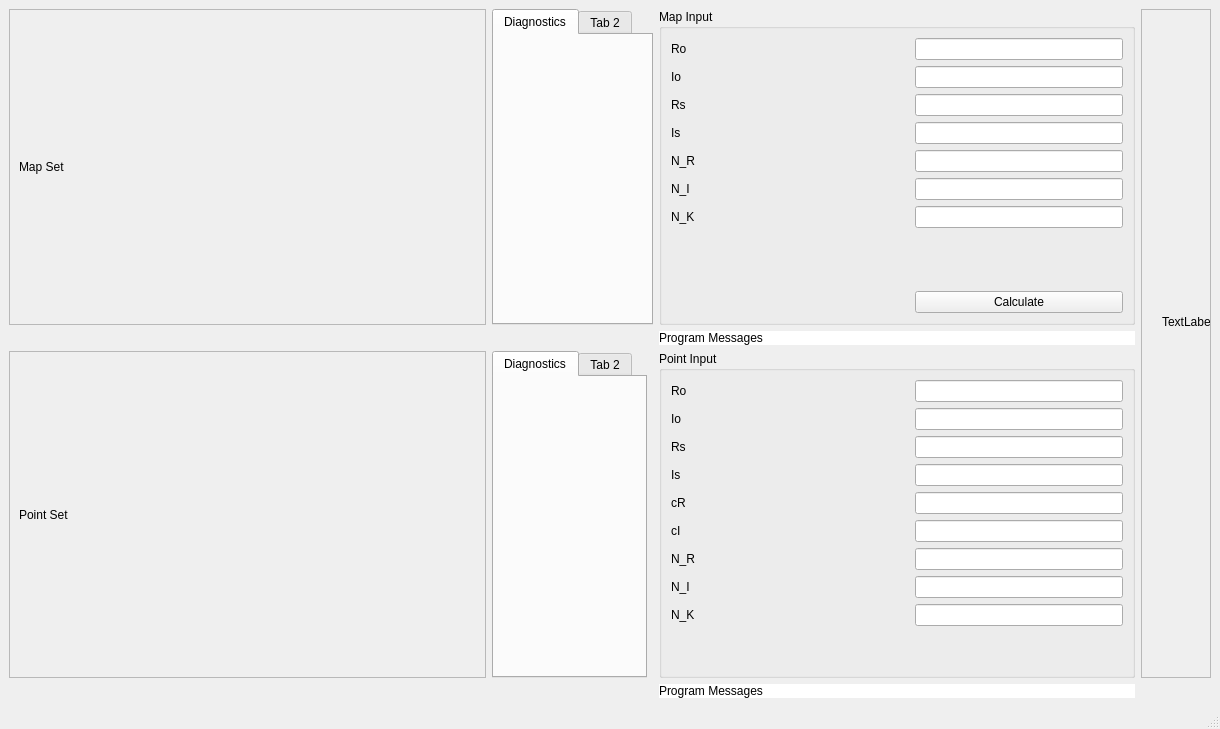
jgilbert314/FractalExplorer, file MyUI/MyUI/imageviewer.ui: the form before one commit.
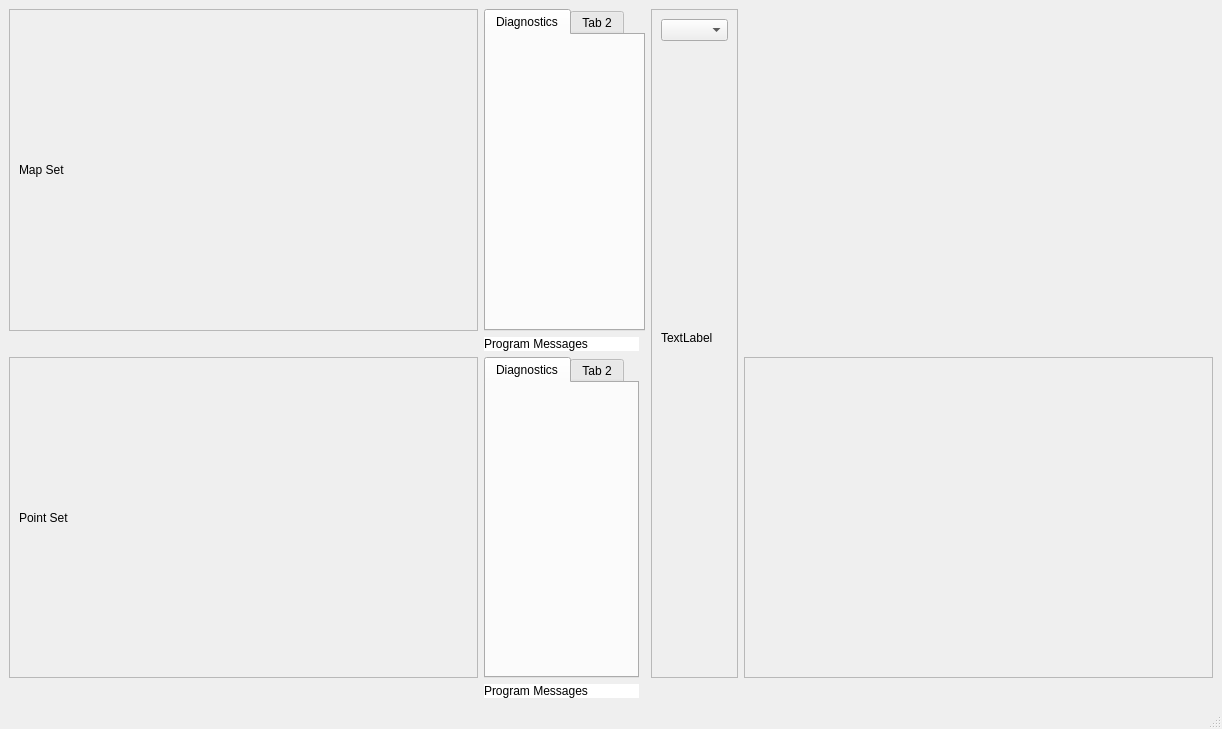
The form after the commit.

What changed in the file:
```diff
--- a/MyUI/MyUI/imageviewer.ui
+++ b/MyUI/MyUI/imageviewer.ui
@@ -6,7 +6,7 @@
    <rect>
     <x>0</x>
     <y>0</y>
-    <width>1220</width>
+    <width>1222</width>
     <height>729</height>
    </rect>
   </property>
@@ -24,20 +24,137 @@
     <bool>true</bool>
    </property>
    <layout class="QGridLayout" name="gridLayout_2">
-    <item row="2" column="3">
-     <widget class="QLabel" name="label_outputM">
-      <property name="autoFillBackground">
+    <item row="1" column="4" rowspan="3">
+     <widget class="QScrollArea" name="scrollArea">
+      <property name="sizePolicy">
+       <sizepolicy hsizetype="Preferred" vsizetype="Preferred">
+        <horstretch>0</horstretch>
+        <verstretch>0</verstretch>
+       </sizepolicy>
+      </property>
+      <property name="widgetResizable">
        <bool>false</bool>
       </property>
-      <property name="styleSheet">
-       <string notr="true">background-color: rgb(255, 255, 255);</string>
+      <widget class="QWidget" name="scrollAreaWidgetContents">
+       <property name="geometry">
+        <rect>
+         <x>0</x>
+         <y>0</y>
+         <width>85</width>
+         <height>628</height>
+        </rect>
+       </property>
+       <layout class="QVBoxLayout" name="verticalLayout">
+        <item>
+         <widget class="QComboBox" name="comboBox">
+          <property name="editable">
+           <bool>false</bool>
+          </property>
+         </widget>
+        </item>
+        <item>
+         <widget class="QLabel" name="label_colourPalette">
+          <property name="sizePolicy">
+           <sizepolicy hsizetype="Preferred" vsizetype="Preferred">
+            <horstretch>0</horstretch>
+            <verstretch>0</verstretch>
+           </sizepolicy>
+          </property>
+          <property name="autoFillBackground">
+           <bool>true</bool>
+          </property>
+          <property name="text">
+           <string>TextLabel</string>
+          </property>
+          <property name="scaledContents">
+           <bool>true</bool>
+          </property>
+         </widget>
+        </item>
+       </layout>
+      </widget>
+     </widget>
+    </item>
+    <item row="1" column="0">
+     <widget class="QScrollArea" name="scrollAreaM">
+      <property name="widgetResizable">
+       <bool>true</bool>
       </property>
-      <property name="text">
-       <string>Program Messages</string>
+      <widget class="QWidget" name="labelM">
+       <property name="enabled">
+        <bool>true</bool>
+       </property>
+       <property name="geometry">
+        <rect>
+         <x>0</x>
+         <y>0</y>
+         <width>466</width>
+         <height>306</height>
+        </rect>
+       </property>
+       <property name="mouseTracking">
+        <bool>true</bool>
+       </property>
+       <layout class="QHBoxLayout" name="horizontalLayout">
+        <item>
+         <widget class="QLabel" name="imageLabelM">
+          <property name="sizePolicy">
+           <sizepolicy hsizetype="Preferred" vsizetype="Preferred">
+            <horstretch>0</horstretch>
+            <verstretch>0</verstretch>
+           </sizepolicy>
+          </property>
+          <property name="autoFillBackground">
+           <bool>true</bool>
+          </property>
+          <property name="text">
+           <string>Map Set</string>
+          </property>
+          <property name="scaledContents">
+           <bool>true</bool>
+          </property>
+         </widget>
+        </item>
+       </layout>
+      </widget>
+     </widget>
+    </item>
+    <item row="3" column="0">
+     <widget class="QScrollArea" name="scrollAreaP">
+      <property name="widgetResizable">
+       <bool>true</bool>
       </property>
+      <widget class="QWidget" name="labelP">
+       <property name="geometry">
+        <rect>
+         <x>0</x>
+         <y>0</y>
+         <width>466</width>
+         <height>305</height>
+        </rect>
+       </property>
+       <property name="mouseTracking">
+        <bool>true</bool>
+       </property>
+       <layout class="QHBoxLayout" name="horizontalLayout_2">
+        <item>
+         <widget class="QLabel" name="imageLabelP">
+          <property name="autoFillBackground">
+           <bool>true</bool>
+          </property>
+          <property name="text">
+           <string>Point Set</string>
+          </property>
+          <property name="scaledContents">
+           <bool>true</bool>
+          </property>
+         </widget>
+        </item>
+       </layout>
+      </widget>
      </widget>
     </item>
-    <item row="4" column="3">
+    <item row="4" column="1">
      <widget class="QLabel" name="label_outputP">
       <property name="autoFillBackground">
        <bool>false</bool>
@@ -50,6 +167,19 @@
       </property>
      </widget>
     </item>
+    <item row="1" column="5">
+     <spacer name="horizontalSpacer">
+      <property name="orientation">
+       <enum>Qt::Horizontal</enum>
+      </property>
+      <property name="sizeHint" stdset="0">
+       <size>
+        <width>40</width>
+        <height>20</height>
+       </size>
+      </property>
+     </spacer>
+    </item>
     <item row="1" column="1" colspan="2">
      <widget class="QTabWidget" name="tabWidget">
       <property name="sizePolicy">
@@ -176,289 +306,6 @@
       </widget>
      </widget>
     </item>
-    <item row="1" column="3">
-     <widget class="QGroupBox" name="groupBoxM">
-      <property name="title">
-       <string>Map Input</string>
-      </property>
-      <layout class="QGridLayout" name="gridLayout">
-       <item row="0" column="1">
-        <widget class="QLabel" name="label_M_Ro">
-         <property name="mouseTracking">
-          <bool>false</bool>
-         </property>
-         <property name="toolTip">
-          <string extracomment="Center of real axis"/>
-         </property>
-         <property name="whatsThis">
-          <string>Real origin</string>
-         </property>
-         <property name="text">
-          <string>Ro</string>
-         </property>
-        </widget>
-       </item>
-       <item row="2" column="3">
-        <widget class="QLineEdit" name="lineEdit_M_Rs">
-         <property name="cursorMoveStyle">
-          <enum>Qt::LogicalMoveStyle</enum>
-         </property>
-        </widget>
-       </item>
-       <item row="3" column="1">
-        <widget class="QLabel" name="label_M_Is">
-         <property name="text">
-          <string>Is</string>
-         </property>
-        </widget>
-       </item>
-       <item row="4" column="3">
-        <widget class="QLineEdit" name="lineEdit_M_NR"/>
-       </item>
-       <item row="7" column="1">
-        <spacer name="verticalSpacer">
-         <property name="orientation">
-          <enum>Qt::Vertical</enum>
-         </property>
-         <property name="sizeHint" stdset="0">
-          <size>
-           <width>20</width>
-           <height>40</height>
-          </size>
-         </property>
-        </spacer>
-       </item>
-       <item row="6" column="1">
-        <widget class="QLabel" name="label_M_NK">
-         <property name="text">
-          <string>N_K</string>
-         </property>
-        </widget>
-       </item>
-       <item row="2" column="2">
-        <widget class="QLabel" name="label_M_RsV">
-         <property name="sizePolicy">
-          <sizepolicy hsizetype="Ignored" vsizetype="Preferred">
-           <horstretch>0</horstretch>
-           <verstretch>0</verstretch>
-          </sizepolicy>
-         </property>
-         <property name="whatsThis">
-          <string>Real span value</string>
-         </property>
-         <property name="text">
-          <string>&lt;NULL&gt;</string>
-         </property>
-        </widget>
-       </item>
-       <item row="5" column="2">
-        <widget class="QLabel" name="label_M_NIV">
-         <property name="sizePolicy">
-          <sizepolicy hsizetype="Expanding" vsizetype="Preferred">
-           <horstretch>0</horstretch>
-           <verstretch>0</verstretch>
-          </sizepolicy>
-         </property>
-         <property name="whatsThis">
-          <string>Imaginary resolution value</string>
-         </property>
-         <property name="text">
-          <string>&lt;NULL&gt;</string>
-         </property>
-        </widget>
-       </item>
-       <item row="1" column="2">
-        <widget class="QLabel" name="label_M_IoV">
-         <property name="sizePolicy">
-          <sizepolicy hsizetype="Ignored" vsizetype="Preferred">
-           <horstretch>0</horstretch>
-           <verstretch>0</verstretch>
-          </sizepolicy>
-         </property>
-         <property name="whatsThis">
-          <string>Imaginary origin value</string>
-         </property>
-         <property name="text">
-          <string>&lt;NULL&gt;</string>
-         </property>
-        </widget>
-       </item>
-       <item row="1" column="3">
-        <widget class="QLineEdit" name="lineEdit_M_Io">
-         <property name="cursorMoveStyle">
-          <enum>Qt::LogicalMoveStyle</enum>
-         </property>
-        </widget>
-       </item>
-       <item row="3" column="3">
-        <widget class="QLineEdit" name="lineEdit_M_Is"/>
-       </item>
-       <item row="6" column="3">
-        <widget class="QLineEdit" name="lineEdit_M_NK"/>
-       </item>
-       <item row="11" column="3">
-        <widget class="QPushButton" name="updateButton">
-         <property name="text">
-          <string>Calculate</string>
-         </property>
-        </widget>
-       </item>
-       <item row="5" column="1">
-        <widget class="QLabel" name="label_M_NI">
-         <property name="text">
-          <string>N_I</string>
-         </property>
-        </widget>
-       </item>
-       <item row="4" column="2">
-        <widget class="QLabel" name="label_M_NRV">
-         <property name="sizePolicy">
-          <sizepolicy hsizetype="Expanding" vsizetype="Preferred">
-           <horstretch>0</horstretch>
-           <verstretch>0</verstretch>
-          </sizepolicy>
-         </property>
-         <property name="whatsThis">
-          <string>Real resolution value</string>
-         </property>
-         <property name="text">
-          <string>&lt;NULL&gt;</string>
-         </property>
-        </widget>
-       </item>
-       <item row="2" column="1">
-        <widget class="QLabel" name="label_M_Rs">
-         <property name="text">
-          <string>Rs</string>
-         </property>
-        </widget>
-       </item>
-       <item row="6" column="2">
-        <widget class="QLabel" name="label_M_NKV">
-         <property name="sizePolicy">
-          <sizepolicy hsizetype="Expanding" vsizetype="Preferred">
-           <horstretch>0</horstretch>
-           <verstretch>0</verstretch>
-          </sizepolicy>
-         </property>
-         <property name="whatsThis">
-          <string>Iteration value</string>
-         </property>
-         <property name="text">
-          <string>&lt;NULL&gt;</string>
-         </property>
-        </widget>
-       </item>
-       <item row="5" column="3">
-        <widget class="QLineEdit" name="lineEdit_M_NI"/>
-       </item>
-       <item row="3" column="2">
-        <widget class="QLabel" name="label_M_IsV">
-         <property name="sizePolicy">
-          <sizepolicy hsizetype="Ignored" vsizetype="Preferred">
-           <horstretch>0</horstretch>
-           <verstretch>0</verstretch>
-          </sizepolicy>
-         </property>
-         <property name="whatsThis">
-          <string>Imaginary span value</string>
-         </property>
-         <property name="text">
-          <string>&lt;NULL&gt;</string>
-         </property>
-        </widget>
-       </item>
-       <item row="0" column="3">
-        <widget class="QLineEdit" name="lineEdit_M_Ro">
-         <property name="cursorMoveStyle">
-          <enum>Qt::LogicalMoveStyle</enum>
-         </property>
-        </widget>
-       </item>
-       <item row="0" column="2">
-        <widget class="QLabel" name="label_M_RoV">
-         <property name="sizePolicy">
-          <sizepolicy hsizetype="Ignored" vsizetype="Preferred">
-           <horstretch>0</horstretch>
-           <verstretch>0</verstretch>
-          </sizepolicy>
-         </property>
-         <property name="whatsThis">
-          <string>Real origin value</string>
-         </property>
-         <property name="text">
-          <string>&lt;NULL&gt;</string>
-         </property>
-         <property name="scaledContents">
-          <bool>false</bool>
-         </property>
-        </widget>
-       </item>
-       <item row="1" column="1">
-        <widget class="QLabel" name="label_M_Io">
-         <property name="text">
-          <string>Io</string>
-         </property>
-        </widget>
-       </item>
-       <item row="4" column="1">
-        <widget class="QLabel" name="label_M_NR">
-         <property name="text">
-          <string>N_R</string>
-         </property>
-        </widget>
-       </item>
-      </layout>
-     </widget>
-    </item>
-    <item row="1" column="4" rowspan="3">
-     <widget class="QScrollArea" name="scrollArea">
-      <property name="sizePolicy">
-       <sizepolicy hsizetype="Preferred" vsizetype="Expanding">
-        <horstretch>0</horstretch>
-        <verstretch>0</verstretch>
-       </sizepolicy>
-      </property>
-      <property name="widgetResizable">
-       <bool>true</bool>
-      </property>
-      <widget class="QWidget" name="scrollAreaWidgetContents">
-       <property name="geometry">
-        <rect>
-         <x>0</x>
-         <y>0</y>
-         <width>68</width>
-         <height>642</height>
-        </rect>
-       </property>
-       <widget class="QLabel" name="label_colourPalette">
-        <property name="geometry">
-         <rect>
-          <x>20</x>
-          <y>21</y>
-          <width>311</width>
-          <height>581</height>
-         </rect>
-        </property>
-        <property name="sizePolicy">
-         <sizepolicy hsizetype="Ignored" vsizetype="Ignored">
-          <horstretch>0</horstretch>
-          <verstretch>0</verstretch>
-         </sizepolicy>
-        </property>
-        <property name="autoFillBackground">
-         <bool>true</bool>
-        </property>
-        <property name="text">
-         <string>TextLabel</string>
-        </property>
-        <property name="scaledContents">
-         <bool>true</bool>
-        </property>
-       </widget>
-      </widget>
-     </widget>
-    </item>
     <item row="3" column="1">
      <widget class="QTabWidget" name="tabWidget_2">
       <property name="sizePolicy">
@@ -582,339 +429,27 @@
       </widget>
      </widget>
     </item>
-    <item row="3" column="0">
-     <widget class="QScrollArea" name="scrollAreaP">
-      <property name="widgetResizable">
-       <bool>true</bool>
+    <item row="2" column="1">
+     <widget class="QLabel" name="label_outputM">
+      <property name="autoFillBackground">
+       <bool>false</bool>
       </property>
-      <widget class="QWidget" name="labelP">
-       <property name="geometry">
-        <rect>
-         <x>0</x>
-         <y>0</y>
-         <width>465</width>
-         <height>321</height>
-        </rect>
-       </property>
-       <property name="mouseTracking">
-        <bool>true</bool>
-       </property>
-       <layout class="QHBoxLayout" name="horizontalLayout_2">
-        <item>
-         <widget class="QLabel" name="imageLabelP">
-          <property name="autoFillBackground">
-           <bool>true</bool>
-          </property>
-          <property name="text">
-           <string>Point Set</string>
-          </property>
-          <property name="scaledContents">
-           <bool>true</bool>
-          </property>
-         </widget>
-        </item>
-       </layout>
-      </widget>
-     </widget>
-    </item>
-    <item row="3" column="3">
-     <widget class="QGroupBox" name="groupBoxP">
-      <property name="title">
-       <string>Point Input</string>
+      <property name="styleSheet">
+       <string notr="true">background-color: rgb(255, 255, 255);</string>
       </property>
-      <layout class="QGridLayout" name="gridLayout_4">
-       <item row="0" column="2">
-        <widget class="QLineEdit" name="lineEdit_P_Ro"/>
-       </item>
-       <item row="0" column="1">
-        <widget class="QLabel" name="label_P_RoV">
-         <property name="sizePolicy">
-          <sizepolicy hsizetype="Ignored" vsizetype="Preferred">
-           <horstretch>0</horstretch>
-           <verstretch>0</verstretch>
-          </sizepolicy>
-         </property>
-         <property name="whatsThis">
-          <string>Real origin value</string>
-         </property>
-         <property name="text">
-          <string>&lt;NULL&gt;</string>
-         </property>
-        </widget>
-       </item>
-       <item row="8" column="1">
-        <widget class="QLabel" name="label_P_NKV">
-         <property name="sizePolicy">
-          <sizepolicy hsizetype="Expanding" vsizetype="Preferred">
-           <horstretch>0</horstretch>
-           <verstretch>0</verstretch>
-          </sizepolicy>
-         </property>
-         <property name="whatsThis">
-          <string>Iteration value</string>
-         </property>
-         <property name="text">
-          <string>&lt;NULL&gt;</string>
-         </property>
-        </widget>
-       </item>
-       <item row="3" column="0">
-        <widget class="QLabel" name="label_P_Is">
-         <property name="text">
-          <string>Is</string>
-         </property>
-        </widget>
-       </item>
-       <item row="3" column="1">
-        <widget class="QLabel" name="label_P_IsV">
-         <property name="sizePolicy">
-          <sizepolicy hsizetype="Ignored" vsizetype="Preferred">
-           <horstretch>0</horstretch>
-           <verstretch>0</verstretch>
-          </sizepolicy>
-         </property>
-         <property name="whatsThis">
-          <string>Imaginary span value</string>
-         </property>
-         <property name="text">
-          <string>&lt;NULL&gt;</string>
-         </property>
-        </widget>
-       </item>
-       <item row="8" column="2">
-        <widget class="QLineEdit" name="lineEdit_P_NK"/>
-       </item>
-       <item row="7" column="0">
-        <widget class="QLabel" name="label_NI">
-         <property name="text">
-          <string>N_I</string>
-         </property>
-        </widget>
-       </item>
-       <item row="6" column="2">
-        <widget class="QLineEdit" name="lineEdit_P_NR"/>
-       </item>
-       <item row="4" column="0">
-        <widget class="QLabel" name="label_P_cR">
-         <property name="text">
-          <string>cR</string>
-         </property>
-        </widget>
-       </item>
-       <item row="4" column="2">
-        <widget class="QLineEdit" name="lineEdit_P_cR"/>
-       </item>
-       <item row="7" column="1">
-        <widget class="QLabel" name="label_P_NIV">
-         <property name="sizePolicy">
-          <sizepolicy hsizetype="Expanding" vsizetype="Preferred">
-           <horstretch>0</horstretch>
-           <verstretch>0</verstretch>
-          </sizepolicy>
-         </property>
-         <property name="whatsThis">
-          <string>Imaginary resolution value</string>
-         </property>
-         <property name="text">
-          <string>&lt;NULL&gt;</string>
-         </property>
-        </widget>
-       </item>
-       <item row="1" column="2">
-        <widget class="QLineEdit" name="lineEdit_P_Io"/>
-       </item>
-       <item row="6" column="1">
-        <widget class="QLabel" name="label_P_NRV">
-         <property name="sizePolicy">
-          <sizepolicy hsizetype="Expanding" vsizetype="Preferred">
-           <horstretch>0</horstretch>
-           <verstretch>0</verstretch>
-          </sizepolicy>
-         </property>
-         <property name="whatsThis">
-          <string>Real resolution value</string>
-         </property>
-         <property name="text">
-          <string>&lt;NULL&gt;</string>
-         </property>
-        </widget>
-       </item>
-       <item row="4" column="1">
-        <widget class="QLabel" name="label_P_CrV">
-         <property name="sizePolicy">
-          <sizepolicy hsizetype="Ignored" vsizetype="Preferred">
-           <horstretch>0</horstretch>
-           <verstretch>0</verstretch>
-          </sizepolicy>
-         </property>
-         <property name="whatsThis">
-          <string>Real comp value</string>
-         </property>
-         <property name="text">
-          <string>&lt;NULL&gt;</string>
-         </property>
-        </widget>
-       </item>
-       <item row="3" column="2">
-        <widget class="QLineEdit" name="lineEdit_P_Is"/>
-       </item>
-       <item row="2" column="2">
-        <widget class="QLineEdit" name="lineEdit_P_Rs"/>
-       </item>
-       <item row="5" column="2">
-        <widget class="QLineEdit" name="lineEdit_P_cI"/>
-       </item>
-       <item row="0" column="0">
-        <widget class="QLabel" name="label_P_Ro">
-         <property name="text">
-          <string>Ro</string>
-         </property>
-        </widget>
-       </item>
-       <item row="5" column="0">
-        <widget class="QLabel" name="label_P_cI">
-         <property name="text">
-          <string>cI</string>
-         </property>
-        </widget>
-       </item>
-       <item row="7" column="2">
-        <widget class="QLineEdit" name="lineEdit_P_NI"/>
-       </item>
-       <item row="8" column="0">
-        <widget class="QLabel" name="label_NK">
-         <property name="text">
-          <string>N_K</string>
-         </property>
-        </widget>
-       </item>
-       <item row="1" column="1">
-        <widget class="QLabel" name="label_P_IoV">
-         <property name="sizePolicy">
-          <sizepolicy hsizetype="Ignored" vsizetype="Preferred">
-           <horstretch>0</horstretch>
-           <verstretch>0</verstretch>
-          </sizepolicy>
-         </property>
-         <property name="whatsThis">
-          <string>Imaginary origin value</string>
-         </property>
-         <property name="text">
-          <string>&lt;NULL&gt;</string>
-         </property>
-        </widget>
-       </item>
-       <item row="1" column="0">
-        <widget class="QLabel" name="label_P_Io">
-         <property name="text">
-          <string>Io</string>
-         </property>
-        </widget>
-       </item>
-       <item row="5" column="1">
-        <widget class="QLabel" name="label_P_CiV">
-         <property name="sizePolicy">
-          <sizepolicy hsizetype="Ignored" vsizetype="Preferred">
-           <horstretch>0</horstretch>
-           <verstretch>0</verstretch>
-          </sizepolicy>
-         </property>
-         <property name="whatsThis">
-          <string>Imaginary comp value</string>
-         </property>
-         <property name="text">
-          <string>&lt;NULL&gt;</string>
-         </property>
-        </widget>
-       </item>
-       <item row="9" column="0">
-        <spacer name="verticalSpacer_3">
-         <property name="orientation">
-          <enum>Qt::Vertical</enum>
-         </property>
-         <property name="sizeHint" stdset="0">
-          <size>
-           <width>20</width>
-           <height>40</height>
-          </size>
-         </property>
-        </spacer>
-       </item>
-       <item row="2" column="0">
-        <widget class="QLabel" name="label_P_Rs">
-         <property name="text">
-          <string>Rs</string>
-         </property>
-        </widget>
-       </item>
-       <item row="2" column="1">
-        <widget class="QLabel" name="label_P_RsV">
-         <property name="sizePolicy">
-          <sizepolicy hsizetype="Ignored" vsizetype="Preferred">
-           <horstretch>0</horstretch>
-           <verstretch>0</verstretch>
-          </sizepolicy>
-         </property>
-         <property name="whatsThis">
-          <string>Real span value</string>
-         </property>
-         <property name="text">
-          <string>&lt;NULL&gt;</string>
-         </property>
-        </widget>
-       </item>
-       <item row="6" column="0">
-        <widget class="QLabel" name="label_P_NR">
-         <property name="text">
-          <string>N_R</string>
-         </property>
-        </widget>
-       </item>
-      </layout>
+      <property name="text">
+       <string>Program Messages</string>
+      </property>
      </widget>
     </item>
-    <item row="1" column="0">
-     <widget class="QScrollArea" name="scrollAreaM">
-      <property name="widgetResizable">
-       <bool>true</bool>
+    <item row="3" column="5">
+     <widget class="QFrame" name="frame">
+      <property name="frameShape">
+       <enum>QFrame::StyledPanel</enum>
       </property>
-      <widget class="QWidget" name="labelM">
-       <property name="enabled">
-        <bool>true</bool>
-       </property>
-       <property name="geometry">
-        <rect>
-         <x>0</x>
-         <y>0</y>
-         <width>465</width>
-         <height>290</height>
-        </rect>
-       </property>
-       <property name="mouseTracking">
-        <bool>true</bool>
-       </property>
-       <layout class="QHBoxLayout" name="horizontalLayout">
-        <item>
-         <widget class="QLabel" name="imageLabelM">
-          <property name="sizePolicy">
-           <sizepolicy hsizetype="Preferred" vsizetype="Preferred">
-            <horstretch>0</horstretch>
-            <verstretch>0</verstretch>
-           </sizepolicy>
-          </property>
-          <property name="autoFillBackground">
-           <bool>true</bool>
-          </property>
-          <property name="text">
-           <string>Map Set</string>
-          </property>
-          <property name="scaledContents">
-           <bool>true</bool>
-          </property>
-         </widget>
-        </item>
-       </layout>
-      </widget>
+      <property name="frameShadow">
+       <enum>QFrame::Raised</enum>
+      </property>
      </widget>
     </item>
    </layout>
```
Left out of the diff: 19 changed lines with no effect on the pictures.
